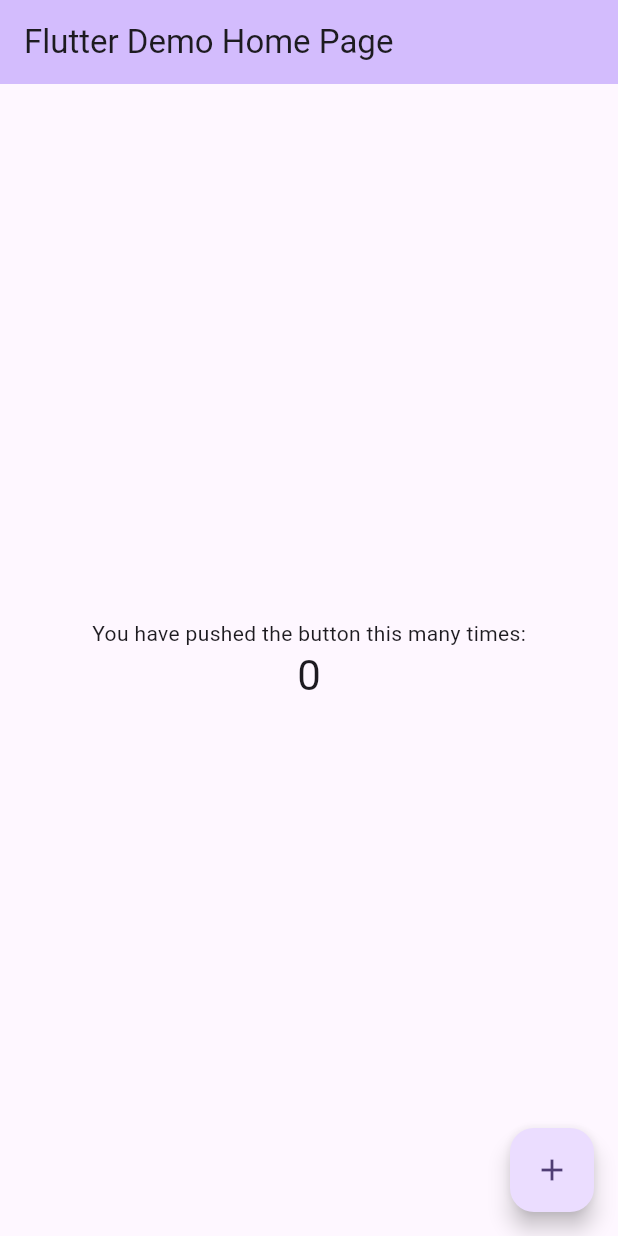
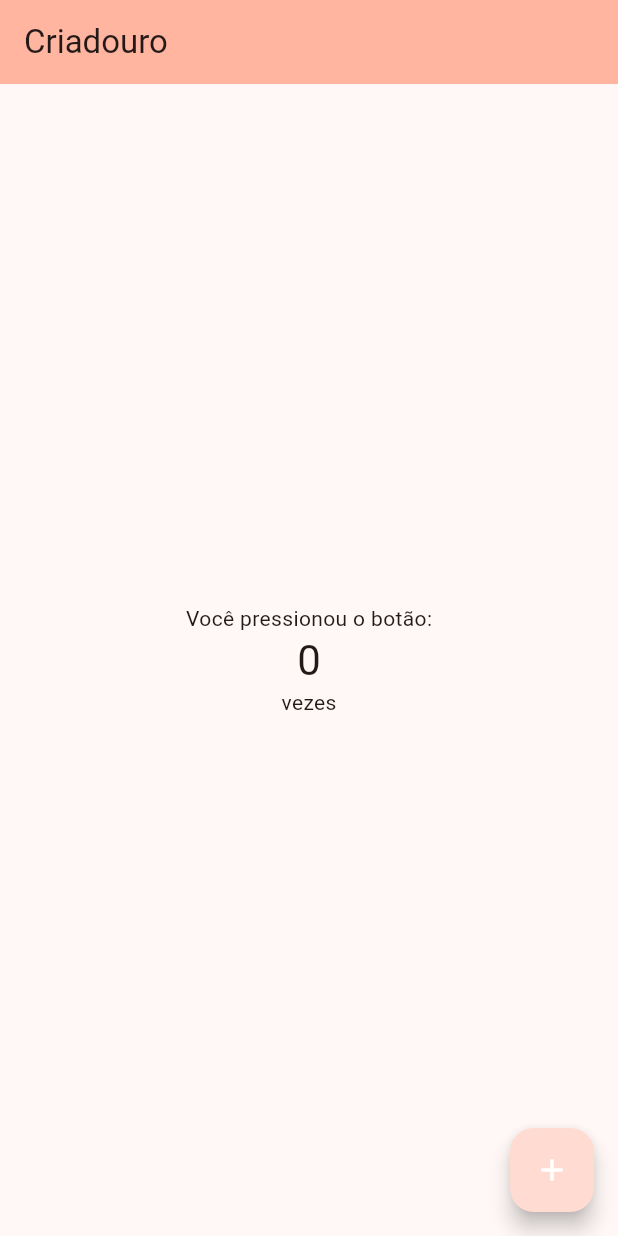
Before and after one commit to DennisBozzi/Criadouro, a Flutter app: the screen it shows after launch, on a phone screen of 412 x 824 dp. Run offline on Flutter 3.47's test engine with Material 2 defaults, Android fonts, the phone set to English and light mode, and no system bars.

Commit message:
Aplicando pesquisas na documentação para ver como funciona

```diff
--- a/lib/main.dart
+++ b/lib/main.dart
@@ -7,46 +7,23 @@
 class MyApp extends StatelessWidget {
   const MyApp({super.key});
 
-  // This widget is the root of your application.
   @override
   Widget build(BuildContext context) {
     return MaterialApp(
-      title: 'Flutter Demo',
+      title: 'Criadouro',
       theme: ThemeData(
-        // This is the theme of your application.
-        //
-        // TRY THIS: Try running your application with "flutter run". You'll see
-        // the application has a blue toolbar. Then, without quitting the app,
-        // try changing the seedColor in the colorScheme below to Colors.green
-        // and then invoke "hot reload" (save your changes or press the "hot
-        // reload" button in a Flutter-supported IDE, or press "r" if you used
-        // the command line to start the app).
-        //
-        // Notice that the counter didn't reset back to zero; the application
-        // state is not lost during the reload. To reset the state, use hot
-        // restart instead.
-        //
-        // This works for code too, not just values: Most code changes can be
-        // tested with just a hot reload.
-        colorScheme: ColorScheme.fromSeed(seedColor: Colors.deepPurple),
-        useMaterial3: true,
-      ),
-      home: const MyHomePage(title: 'Flutter Demo Home Page'),
+          colorScheme: ColorScheme.fromSeed(seedColor: Colors.deepOrange),
+          useMaterial3: true,
+          floatingActionButtonTheme: FloatingActionButtonThemeData(
+            foregroundColor: Colors.white,
+          )),
+      home: const MyHomePage(title: 'Criadouro'),
     );
   }
 }
 
 class MyHomePage extends StatefulWidget {
   const MyHomePage({super.key, required this.title});
-
-  // This widget is the home page of your application. It is stateful, meaning
-  // that it has a State object (defined below) that contains fields that affect
-  // how it looks.
-
-  // This class is the configuration for the state. It holds the values (in this
-  // case the title) provided by the parent (in this case the App widget) and
-  // used by the build method of the State. Fields in a Widget subclass are
-  // always marked "final".
 
   final String title;
 
@@ -59,59 +36,31 @@
 
   void _incrementCounter() {
     setState(() {
-      // This call to setState tells the Flutter framework that something has
-      // changed in this State, which causes it to rerun the build method below
-      // so that the display can reflect the updated values. If we changed
-      // _counter without calling setState(), then the build method would not be
-      // called again, and so nothing would appear to happen.
       _counter++;
     });
   }
 
   @override
   Widget build(BuildContext context) {
-    // This method is rerun every time setState is called, for instance as done
-    // by the _incrementCounter method above.
-    //
-    // The Flutter framework has been optimized to make rerunning build methods
-    // fast, so that you can just rebuild anything that needs updating rather
-    // than having to individually change instances of widgets.
     return Scaffold(
       appBar: AppBar(
-        // TRY THIS: Try changing the color here to a specific color (to
-        // Colors.amber, perhaps?) and trigger a hot reload to see the AppBar
-        // change color while the other colors stay the same.
         backgroundColor: Theme.of(context).colorScheme.inversePrimary,
-        // Here we take the value from the MyHomePage object that was created by
-        // the App.build method, and use it to set our appbar title.
         title: Text(widget.title),
       ),
       body: Center(
-        // Center is a layout widget. It takes a single child and positions it
-        // in the middle of the parent.
         child: Column(
-          // Column is also a layout widget. It takes a list of children and
-          // arranges them vertically. By default, it sizes itself to fit its
-          // children horizontally, and tries to be as tall as its parent.
-          //
-          // Column has various properties to control how it sizes itself and
-          // how it positions its children. Here we use mainAxisAlignment to
-          // center the children vertically; the main axis here is the vertical
-          // axis because Columns are vertical (the cross axis would be
-          // horizontal).
-          //
-          // TRY THIS: Invoke "debug painting" (choose the "Toggle Debug Paint"
-          // action in the IDE, or press "p" in the console), to see the
-          // wireframe for each widget.
           mainAxisAlignment: MainAxisAlignment.center,
           children: <Widget>[
             const Text(
-              'You have pushed the button this many times:',
+              'Você pressionou o botão:',
             ),
             Text(
               '$_counter',
               style: Theme.of(context).textTheme.headlineMedium,
             ),
+            const Text(
+              'vezes',
+            )
           ],
         ),
       ),
@@ -119,7 +68,7 @@
         onPressed: _incrementCounter,
         tooltip: 'Increment',
         child: const Icon(Icons.add),
-      ), // This trailing comma makes auto-formatting nicer for build methods.
+      ),
     );
   }
 }
```
